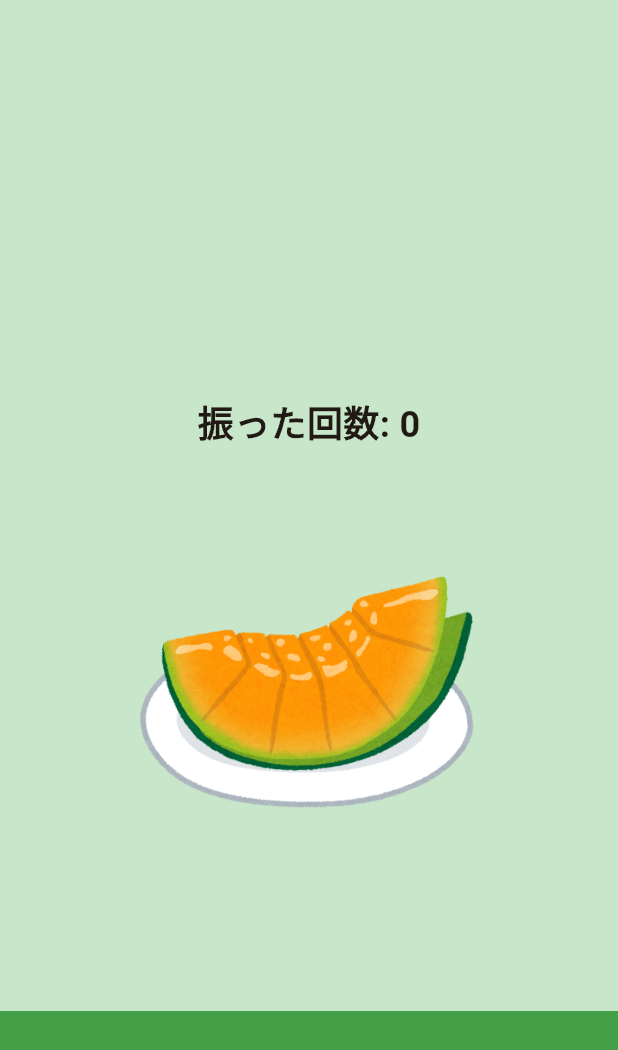
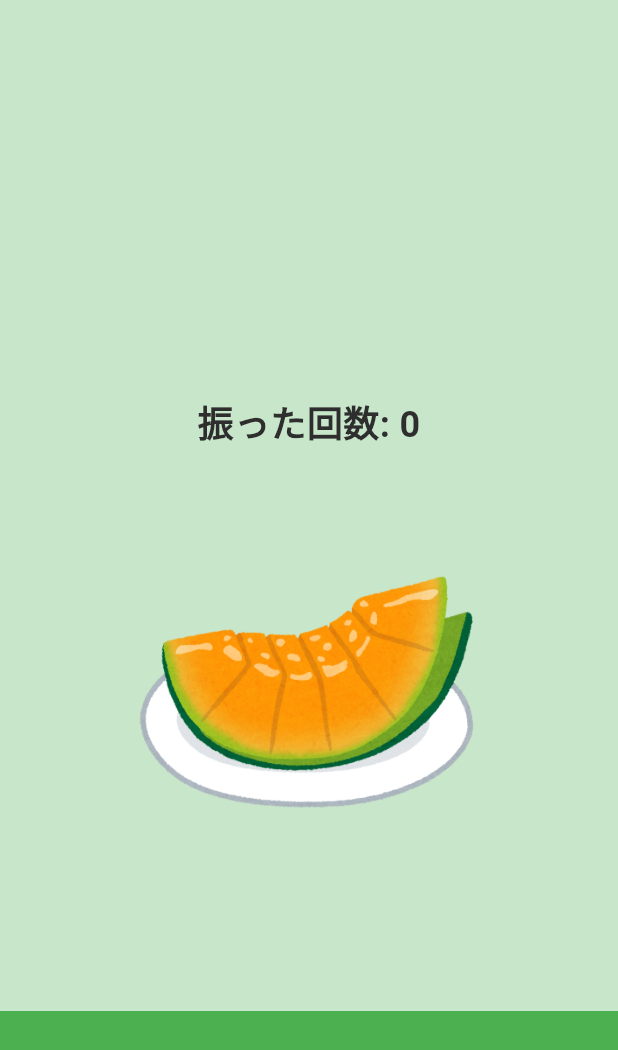
Before and after one commit to mercy34mercy/watnow_hackathon_2025_team1, a Flutter app: the screen it shows after launch, after a tap on "ゲームスタート", on a phone screen of 412 x 824 dp. Shown: the top 1050 px of the screen. Run offline on Flutter 3.47's test engine with Material 3 defaults, Android fonts, the phone set to English and light mode, and no system bars; our stand-ins replace sensors_plus.

Commit message:
色を定義

```diff
--- a/lib/screens/home_screen.dart
+++ b/lib/screens/home_screen.dart
@@ -1,5 +1,6 @@
 import 'package:flutter/material.dart';
 import 'dart:math';
+import '../theme/app_colors.dart';
 
 class HomeScreen extends StatelessWidget {
   const HomeScreen({super.key});
@@ -7,7 +8,7 @@ class HomeScreen extends StatelessWidget {
   @override
   Widget build(BuildContext context) {
     return Scaffold(
-      backgroundColor: Colors.green[50],
+      backgroundColor: AppColors.backgroundCream,
       body: Center(
         child: Column(
           mainAxisAlignment: MainAxisAlignment.center,
@@ -17,7 +18,7 @@ class HomeScreen extends StatelessWidget {
               style: TextStyle(
                 fontSize: 32,
                 fontWeight: FontWeight.bold,
-                color: Colors.orange,
+                color: AppColors.secondaryOrange,
               ),
             ),
             const SizedBox(height: 40),
@@ -38,12 +39,12 @@ class HomeScreen extends StatelessWidget {
                 }
               },
               style: ElevatedButton.styleFrom(
-                backgroundColor: Colors.orange,
+                backgroundColor: AppColors.secondaryOrange,
                 padding: const EdgeInsets.symmetric(horizontal: 40, vertical: 16),
               ),
               child: const Text(
                 'ゲームスタート',
-                style: TextStyle(fontSize: 20),
+                style: TextStyle(fontSize: 20, color: AppColors.textLight),
               ),
             ),
           ],
--- a/lib/screens/melon_screen.dart
+++ b/lib/screens/melon_screen.dart
@@ -2,6 +2,7 @@ import 'package:flutter/material.dart';
 import 'package:sensors_plus/sensors_plus.dart';
 import 'dart:async';
 import 'dart:math';
+import '../theme/app_colors.dart';
 
 class GameMelonScreen extends StatefulWidget {
   const GameMelonScreen({super.key});
@@ -92,7 +93,7 @@ class _GameMelonScreenState extends State<GameMelonScreen> with SingleTickerProv
             right: 0,
             height: 150,
             child: Container(
-              color: Colors.green[600],
+              color: AppColors.primaryGreen,
             ),
           ),
           Center(
@@ -101,7 +102,7 @@ class _GameMelonScreenState extends State<GameMelonScreen> with SingleTickerProv
               children: [
                 Text(
                   '振った回数: $_shakeCount',
-                  style: const TextStyle(fontSize: 24, fontWeight: FontWeight.bold),
+                  style: TextStyle(fontSize: 24, fontWeight: FontWeight.bold, color: AppColors.textDark),
                 ),
                 const SizedBox(height: 20),
                 if (_canHarvest)
@@ -109,7 +110,7 @@ class _GameMelonScreenState extends State<GameMelonScreen> with SingleTickerProv
                     '思いっきり横に振って収穫！',
                     style: TextStyle(
                       fontSize: 20,
-                      color: Colors.red,
+                      color: AppColors.secondaryOrange,
                       fontWeight: FontWeight.bold,
                     ),
                   ),
--- a/lib/screens/pumpkin_screen.dart
+++ b/lib/screens/pumpkin_screen.dart
@@ -2,6 +2,7 @@ import 'package:flutter/material.dart';
 import 'package:sensors_plus/sensors_plus.dart';
 import 'dart:async';
 import 'dart:math';
+import '../theme/app_colors.dart';
 
 class GamePumpkinScreen extends StatefulWidget {
   const GamePumpkinScreen({super.key});
@@ -101,7 +102,7 @@ class _GamePumpkinScreenState extends State<GamePumpkinScreen> with SingleTicker
               children: [
                 Text(
                   '振った回数: $_shakeCount',
-                  style: const TextStyle(fontSize: 24, fontWeight: FontWeight.bold),
+                  style: TextStyle(fontSize: 24, fontWeight: FontWeight.bold, color: AppColors.textDark),
                 ),
                 const SizedBox(height: 20),
                 if (_canHarvest)
@@ -109,7 +110,7 @@ class _GamePumpkinScreenState extends State<GamePumpkinScreen> with SingleTicker
                     '思いっきり振り上げて収穫！',
                     style: TextStyle(
                       fontSize: 20,
-                      color: Colors.red,
+                      color: AppColors.secondaryOrange,
                       fontWeight: FontWeight.bold,
                     ),
                   ),
--- /dev/null
+++ b/lib/theme/app_colors.dart
@@ -0,0 +1,19 @@
+import 'package:flutter/material.dart';
+
+class AppColors {
+  static const Color primaryGreen = Color(0xFF4CAF50);
+
+  static const Color secondaryOrange = Color(0xFFFF6B35);
+
+  static const Color backgroundCream = Color(0xFFFFF8E1);
+
+  static const Color earthBrown = Color(0xFF8D6E63);
+
+  static const Color harvestYellow = Color(0xFFFFD54F);
+
+  static const Color textDark = Color(0xFF2E2E2E);
+  static const Color textLight = Color(0xFFFFFFFF);
+
+  static const Color success = secondaryOrange;
+  static const Color error = Color(0xFFE74C3C);
+}
```
Also changed, not shown: lib/screens/game_screen.dart (+5 -4 lines), lib/screens/result_screen.dart (+6 -5 lines).
